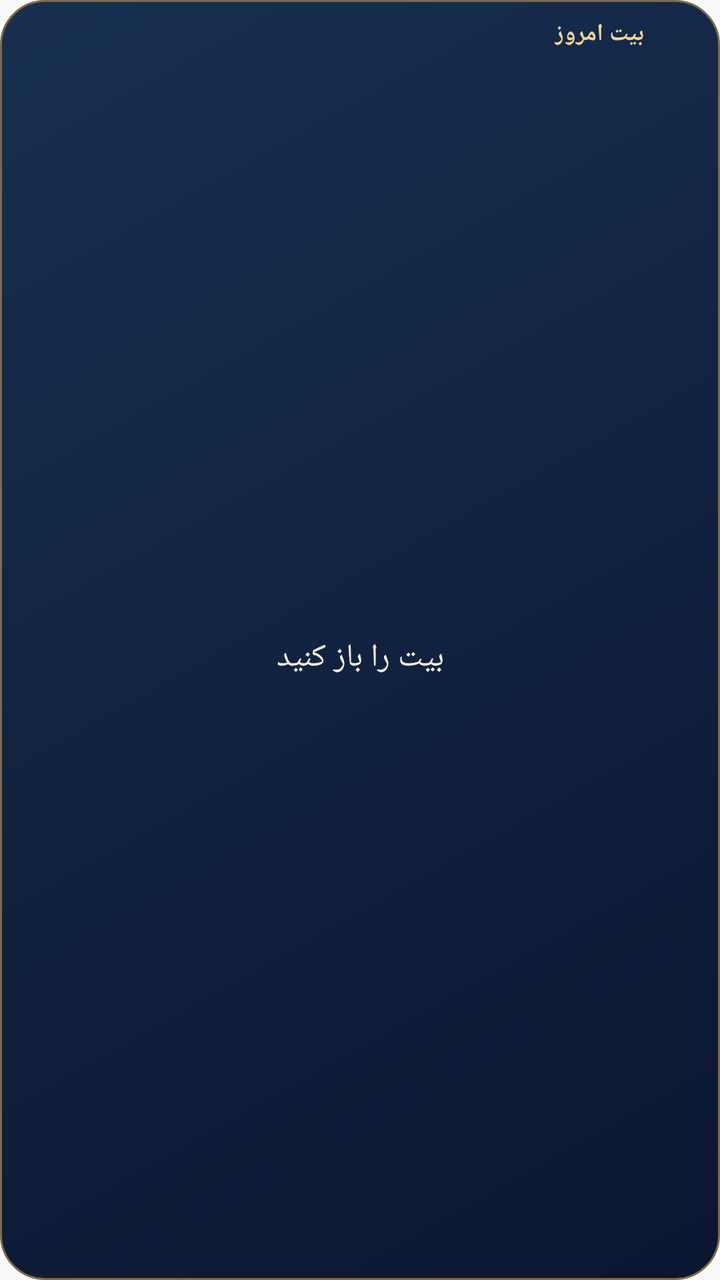
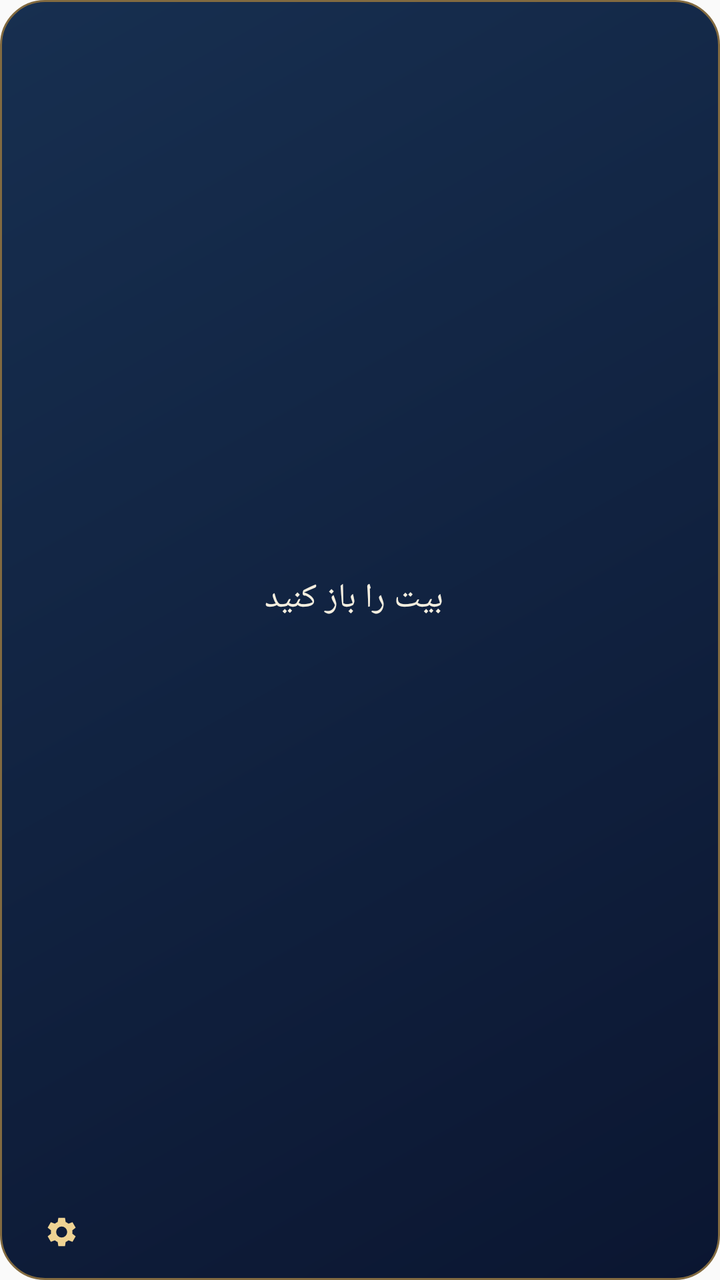

Two renders of the same Android screen: before a commit and after it. Below are the layout's source before the change and the commit's diff.
<!-- AndroidManifest.xml: application theme AppTheme -->
<!-- res/layout/daily_poem_widget.xml -->
<?xml version="1.0" encoding="utf-8"?>
<LinearLayout xmlns:android="http://schemas.android.com/apk/res/android"
    android:id="@android:id/background"
    android:layout_width="match_parent"
    android:layout_height="match_parent"
    android:background="@drawable/daily_poem_widget_background"
    android:layoutDirection="rtl"
    android:orientation="vertical"
    android:paddingStart="14dp"
    android:paddingEnd="14dp"
    android:paddingTop="8dp"
    android:paddingBottom="8dp">

    <LinearLayout
        android:layout_width="match_parent"
        android:layout_height="wrap_content"
        android:gravity="center_vertical"
        android:orientation="horizontal">

        <ImageView
            android:layout_width="18dp"
            android:layout_height="18dp"
            android:importantForAccessibility="no"
            android:src="@mipmap/ic_launcher_round" />

        <TextView
            android:layout_width="wrap_content"
            android:layout_height="wrap_content"
            android:layout_marginStart="6dp"
            android:maxLines="1"
            android:text="@string/daily_widget_title"
            android:textColor="#EFD393"
            android:textSize="12sp"
            android:textStyle="bold" />
    </LinearLayout>

    <TextView
        android:id="@+id/daily_widget_couplet"
        android:layout_width="match_parent"
        android:layout_height="0dp"
        android:layout_weight="1"
        android:ellipsize="end"
        android:gravity="center"
        android:lineSpacingExtra="2dp"
        android:maxLines="4"
        android:text="@string/daily_widget_open_app"
        android:textColor="#F4EEDF"
        android:textDirection="rtl"
        android:textSize="16sp" />

    <LinearLayout
        android:id="@+id/daily_widget_footer"
        android:layout_width="match_parent"
        android:layout_height="wrap_content"
        android:gravity="center_vertical"
        android:orientation="horizontal"
        android:visibility="gone">

        <TextView
            android:id="@+id/daily_widget_poet"
            android:layout_width="0dp"
            android:layout_height="wrap_content"
            android:layout_weight="1"
            android:ellipsize="end"
            android:maxLines="1"
            android:textColor="#DBCBA7"
            android:textDirection="rtl"
            android:textSize="12sp" />

        <TextView
            android:layout_width="wrap_content"
            android:layout_height="wrap_content"
            android:layout_marginStart="8dp"
            android:maxLines="1"
            android:text="@string/daily_widget_read_poem"
            android:textColor="#80DBCF"
            android:textSize="12sp"
            android:textStyle="bold" />
    </LinearLayout>
</LinearLayout>
<!-- resources referenced by this layout -->
<resources>
  <!-- drawable daily_poem_widget_background (drawable) -->
  <?xml version="1.0" encoding="utf-8"?>
  <shape xmlns:android="http://schemas.android.com/apk/res/android">
      <gradient android:angle="315" android:startColor="#172F50" android:endColor="#0B1631" />
      <stroke android:width="1dp" android:color="#826A40" />
      <corners android:radius="22dp" />
  </shape>
  <!-- mipmap ic_launcher_round (mipmap-anydpi-v26) -->
  <?xml version="1.0" encoding="utf-8"?>
  <adaptive-icon xmlns:android="http://schemas.android.com/apk/res/android">
      <background>
          <inset android:drawable="@mipmap/ic_launcher_background" android:inset="16.7%" />
      </background>
      <foreground>
          <inset android:drawable="@mipmap/ic_launcher_foreground" android:inset="16.7%" />
      </foreground>
  </adaptive-icon>
  <string name="daily_widget_open_app">بیت را باز کنید</string>
  <string name="daily_widget_read_poem">خواندن شعر</string>
  <string name="daily_widget_title">بیت امروز</string>
  <style name="AppTheme" parent="Theme.AppCompat.Light.DarkActionBar">
          
          <item name="colorPrimary">@color/colorPrimary</item>
          <item name="colorPrimaryDark">@color/colorPrimaryDark</item>
          <item name="colorAccent">@color/colorAccent</item>
      </style>
</resources>

<!-- the commit's change to res/layout/daily_poem_widget.xml (unified diff, before → after) -->
@@ -6,75 +6,101 @@
     android:background="@drawable/daily_poem_widget_background"
     android:layoutDirection="rtl"
     android:orientation="vertical"
-    android:paddingStart="14dp"
-    android:paddingEnd="14dp"
-    android:paddingTop="8dp"
-    android:paddingBottom="8dp">
-
-    <LinearLayout
-        android:layout_width="match_parent"
-        android:layout_height="wrap_content"
-        android:gravity="center_vertical"
-        android:orientation="horizontal">
-
-        <ImageView
-            android:layout_width="18dp"
-            android:layout_height="18dp"
-            android:importantForAccessibility="no"
-            android:src="@mipmap/ic_launcher_round" />
-
-        <TextView
-            android:layout_width="wrap_content"
-            android:layout_height="wrap_content"
-            android:layout_marginStart="6dp"
-            android:maxLines="1"
-            android:text="@string/daily_widget_title"
-            android:textColor="#EFD393"
-            android:textSize="12sp"
-            android:textStyle="bold" />
-    </LinearLayout>
+    android:paddingStart="12dp"
+    android:paddingEnd="6dp"
+    android:paddingTop="6dp">
 
     <TextView
         android:id="@+id/daily_widget_couplet"
         android:layout_width="match_parent"
         android:layout_height="0dp"
         android:layout_weight="1"
+        android:autoSizeMaxTextSize="17sp"
+        android:autoSizeMinTextSize="13sp"
+        android:autoSizeStepGranularity="1sp"
+        android:autoSizeTextType="uniform"
         android:ellipsize="end"
         android:gravity="center"
-        android:lineSpacingExtra="2dp"
+        android:includeFontPadding="false"
         android:maxLines="4"
         android:text="@string/daily_widget_open_app"
-        android:textColor="#F4EEDF"
+        android:textColor="@color/daily_widget_night_ink"
         android:textDirection="rtl"
         android:textSize="16sp" />
 
     <LinearLayout
-        android:id="@+id/daily_widget_footer"
         android:layout_width="match_parent"
-        android:layout_height="wrap_content"
+        android:layout_height="48dp"
         android:gravity="center_vertical"
-        android:orientation="horizontal"
-        android:visibility="gone">
+        android:orientation="horizontal">
+
+        <LinearLayout
+            android:id="@+id/daily_widget_read"
+            android:layout_width="0dp"
+            android:layout_height="match_parent"
+            android:layout_weight="1"
+            android:background="?android:attr/selectableItemBackground"
+            android:gravity="center_vertical"
+            android:orientation="vertical"
+            android:visibility="invisible">
+
+            <TextView
+                android:id="@+id/daily_widget_poet"
+                android:layout_width="match_parent"
+                android:layout_height="wrap_content"
+                android:ellipsize="end"
+                android:includeFontPadding="false"
+                android:maxLines="1"
+                android:textColor="@color/daily_widget_night_poet"
+                android:textDirection="rtl"
+                android:textSize="12sp" />
+
+            <TextView
+                android:id="@+id/daily_widget_read_label"
+                android:layout_width="match_parent"
+                android:layout_height="wrap_content"
+                android:ellipsize="end"
+                android:includeFontPadding="false"
+                android:maxLines="1"
+                android:text="@string/daily_widget_read_poem"
+                android:textColor="@color/daily_widget_night_action"
+                android:textSize="12sp"
+                android:textStyle="bold" />
+        </LinearLayout>
 
         <TextView
-            android:id="@+id/daily_widget_poet"
-            android:layout_width="0dp"
-            android:layout_height="wrap_content"
-            android:layout_weight="1"
-            android:ellipsize="end"
+            android:id="@+id/daily_widget_next"
+            android:layout_width="wrap_content"
+            android:layout_height="match_parent"
+            android:background="?android:attr/selectableItemBackground"
+            android:gravity="center"
             android:maxLines="1"
-            android:textColor="#DBCBA7"
-            android:textDirection="rtl"
-            android:textSize="12sp" />
+            android:minWidth="48dp"
+            android:paddingStart="10dp"
+            android:paddingEnd="10dp"
+            android:text="@string/daily_widget_next_poem"
+            android:textColor="@color/daily_widget_night_action"
+            android:textSize="13sp"
+            android:textStyle="bold"
+            android:visibility="gone" />
 
-        <TextView
-            android:layout_width="wrap_content"
-            android:layout_height="wrap_content"
-            android:layout_marginStart="8dp"
-            android:maxLines="1"
-            android:text="@string/daily_widget_read_poem"
-            android:textColor="#80DBCF"
-            android:textSize="12sp"
-            android:textStyle="bold" />
+        <ImageButton
+            android:id="@+id/daily_widget_voice"
+            android:layout_width="48dp"
+            android:layout_height="match_parent"
+            android:background="?android:attr/selectableItemBackground"
+            android:contentDescription="@string/daily_widget_voice"
+            android:scaleType="center"
+            android:src="@drawable/daily_widget_voice"
+            android:visibility="gone" />
+
+        <ImageButton
+            android:id="@+id/daily_widget_settings"
+            android:layout_width="48dp"
+            android:layout_height="match_parent"
+            android:background="?android:attr/selectableItemBackground"
+            android:contentDescription="@string/daily_widget_settings"
+            android:scaleType="center"
+            android:src="@drawable/daily_widget_settings" />
     </LinearLayout>
 </LinearLayout>
<!-- resource entries referenced after the edit -->
@@ -1,5 +1,8 @@
 <!-- resources referenced by this layout -->
 <resources>
+  <color name="daily_widget_night_action">#80DBCF</color>
+  <color name="daily_widget_night_ink">#F4EEDF</color>
+  <color name="daily_widget_night_poet">#DBCBA7</color>
   <!-- drawable daily_poem_widget_background (drawable) -->
   <?xml version="1.0" encoding="utf-8"?>
   <shape xmlns:android="http://schemas.android.com/apk/res/android">
@@ -7,24 +10,43 @@
       <stroke android:width="1dp" android:color="#826A40" />
       <corners android:radius="22dp" />
   </shape>
-  <!-- mipmap ic_launcher_round (mipmap-anydpi-v26) -->
+  <!-- drawable daily_widget_settings (drawable) -->
   <?xml version="1.0" encoding="utf-8"?>
-  <adaptive-icon xmlns:android="http://schemas.android.com/apk/res/android">
-      <background>
-          <inset android:drawable="@mipmap/ic_launcher_background" android:inset="16.7%" />
-      </background>
-      <foreground>
-          <inset android:drawable="@mipmap/ic_launcher_foreground" android:inset="16.7%" />
-      </foreground>
-  </adaptive-icon>
+  <vector xmlns:android="http://schemas.android.com/apk/res/android"
+      android:width="20dp"
+      android:height="20dp"
+      android:viewportWidth="24"
+      android:viewportHeight="24">
+      <path
+          android:fillColor="@color/daily_widget_night_gold"
+          android:pathData="M19.4,13a7.9,7.9 0,0 0,0 -2l2,-1.6 -1.9,-3.3 -2.4,0.9a8,8 0,0 0,-1.7 -1L15,3.5h-4l-0.4,2.5a8,8 0,0 0,-1.7 1l-2.4,-0.9 -1.9,3.3 2,1.6a7.9,7.9 0,0 0,0 2l-2,1.6 1.9,3.3 2.4,-0.9a8,8 0,0 0,1.7 1l0.4,2.5h4l0.4,-2.5a8,8 0,0 0,1.7 -1l2.4,0.9 1.9,-3.3zM13,15.3a3.3,3.3 0,1 1,0 -6.6,3.3 3.3,0 0,1 0,6.6z"
+          android:fillType="evenOdd" />
+  </vector>
+  <!-- drawable daily_widget_voice (drawable) -->
+  <?xml version="1.0" encoding="utf-8"?>
+  <vector xmlns:android="http://schemas.android.com/apk/res/android"
+      android:width="20dp"
+      android:height="20dp"
+      android:viewportWidth="24"
+      android:viewportHeight="24">
+      <path
+          android:pathData="M9,5a3,3 0,0 1,6 0v7a3,3 0,0 1,-6 0zM5,11v1a7,7 0,0 0,14 0v-1M12,19v3M9,22h6"
+          android:strokeColor="@color/daily_widget_night_action"
+          android:strokeLineCap="round"
+          android:strokeLineJoin="round"
+          android:strokeWidth="1.7" />
+  </vector>
+  <string name="daily_widget_next_poem">بیت دیگر</string>
   <string name="daily_widget_open_app">بیت را باز کنید</string>
   <string name="daily_widget_read_poem">خواندن شعر</string>
-  <string name="daily_widget_title">بیت امروز</string>
+  <string name="daily_widget_settings">تنظیمات ابزارک</string>
+  <string name="daily_widget_voice">گفت‌وگو دربارهٔ این بیت</string>
   <style name="AppTheme" parent="Theme.AppCompat.Light.DarkActionBar">
           
           <item name="colorPrimary">@color/colorPrimary</item>
           <item name="colorPrimaryDark">@color/colorPrimaryDark</item>
           <item name="colorAccent">@color/colorAccent</item>
       </style>
+  <color name="daily_widget_night_gold">#EFD393</color>
 </resources>
 
